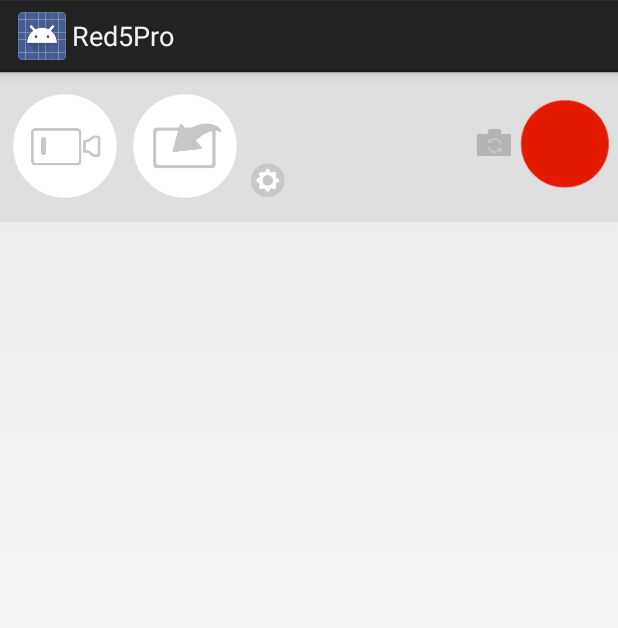
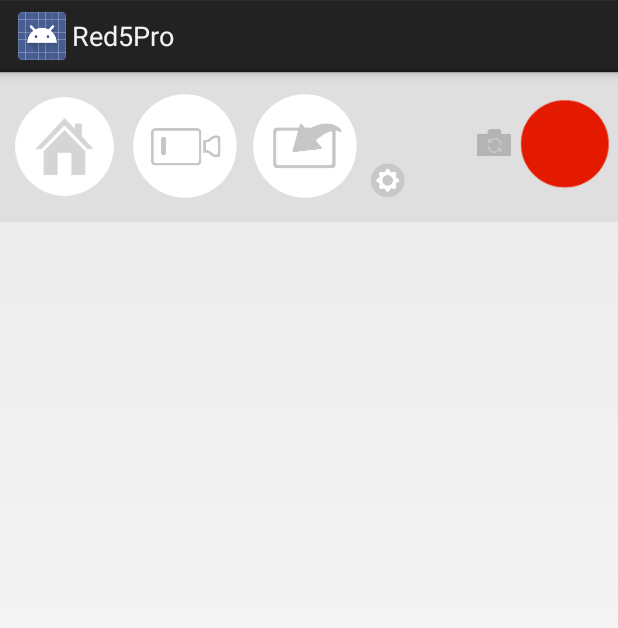
Before and after one commit to triasbrata/red5pro-android-app, an Android app: the layout fragment_control_bar.xml on its own in the app's theme, with its tools: preview values and no code run, on a phone screen of 412 x 824 dp. Shown: the top 628 px of the screen. Run offline under Robolectric (Android 15) with nearby library versions, the phone set to English and light mode, and no system bars.

Commit message:
Updates to add home button
Addressing RPRO-2558 on Android

```diff
--- a/Red5Pro/src/main/res/layout/fragment_control_bar.xml
+++ b/Red5Pro/src/main/res/layout/fragment_control_bar.xml
@@ -9,10 +9,22 @@
     <ImageButton
         android:layout_width="75dp"
         android:layout_height="75dp"
+        android:id="@+id/btnHome"
+        android:layout_marginTop="12dp"
+        android:src="@drawable/home"
+        android:layout_marginLeft="5dp"
+        android:scaleType="centerInside"
+        android:contentDescription="toHome"
+        android:clickable="false"
+        android:background="@android:color/transparent" />
+
+    <ImageButton
+        android:layout_width="75dp"
+        android:layout_height="75dp"
         android:id="@+id/btnPublish"
         android:layout_marginTop="12dp"
         android:src="@drawable/publish"
-        android:layout_marginLeft="5dp"
+        android:layout_marginLeft="85dp"
         android:scaleType="centerInside"
         android:contentDescription="toPublish"
         android:clickable="false"
@@ -24,7 +36,7 @@
         android:id="@+id/btnSubscribe"
         android:layout_marginTop="12dp"
         android:src="@drawable/subscribe"
-        android:layout_marginLeft="85dp"
+        android:layout_marginLeft="165dp"
         android:scaleType="centerInside"
         android:clickable="false"
         android:background="@android:color/transparent" />
@@ -35,7 +47,7 @@
         android:contentDescription="Settings"
         android:background="@android:color/transparent"
         android:layout_marginTop="59dp"
-        android:layout_marginLeft="165dp"
+        android:layout_marginLeft="245dp"
         android:layout_width="26dp"
         android:layout_height="26dp"
         android:scaleType="fitCenter" />
```
Also changed, not shown: Red5Pro/src/main/java/infrared5/com/red5proandroid/ControlBarFragment.java (+11 -1 lines), Red5Pro/src/main/res/drawable-hdpi/home.png (added), Red5Pro/src/main/res/drawable-hdpi/home_grey.png (added), Red5Pro/src/main/res/drawable-hdpi/home_red.png (added), Red5Pro/src/main/res/drawable-mdpi/home.png (added), Red5Pro/src/main/res/drawable-mdpi/home_grey.png (added), Red5Pro/src/main/res/drawable-mdpi/home_red.png (added), Red5Pro/src/main/res/drawable-xhdpi/home.png (added), Red5Pro/src/main/res/drawable-xhdpi/home_grey.png (added), Red5Pro/src/main/res/drawable-xhdpi/home_red.png (added), Red5Pro/src/main/res/drawable-xxhdpi/home.png (added), Red5Pro/src/main/res/drawable-xxhdpi/home_grey.png (added), Red5Pro/src/main/res/drawable-xxhdpi/home_red.png (added).
